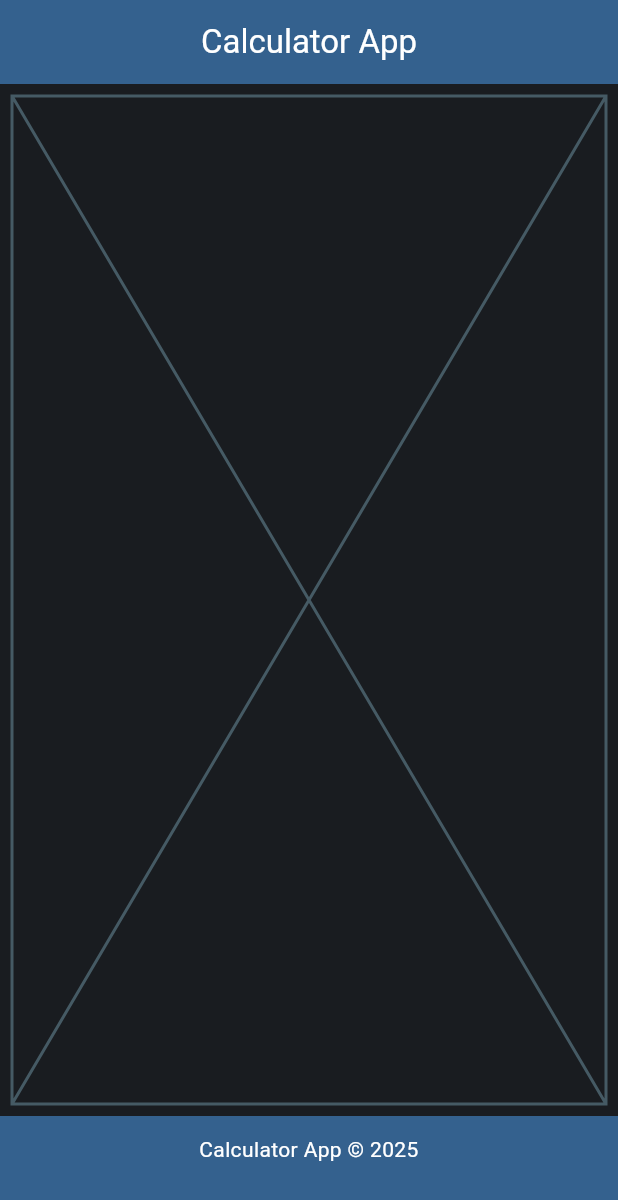
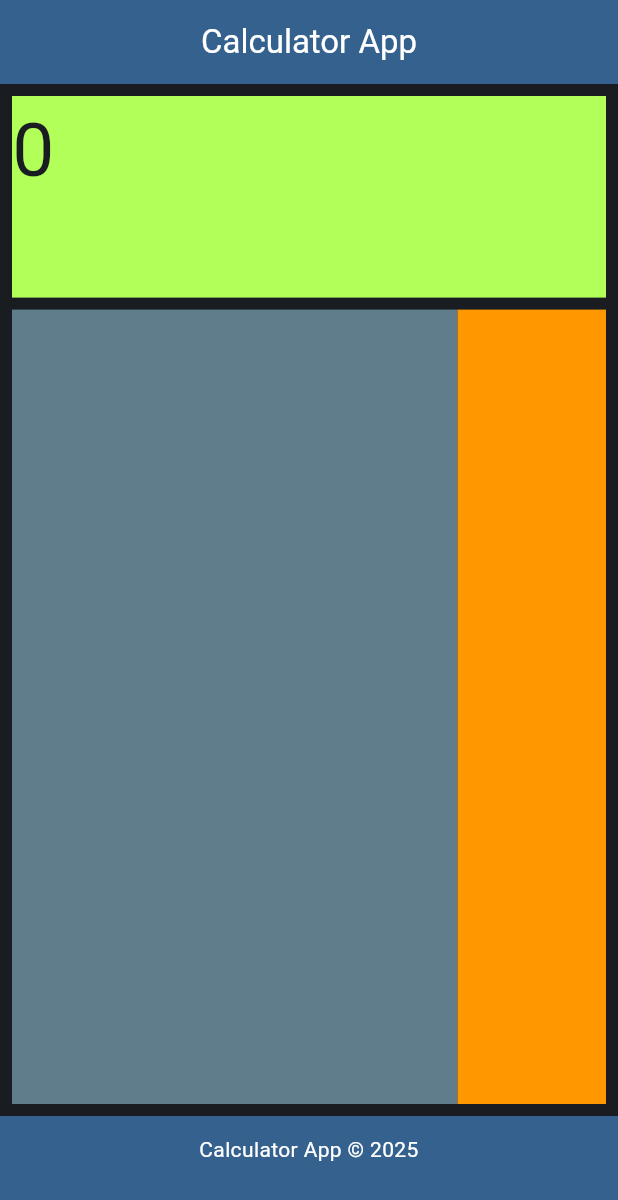
Before and after one commit to leobrowaldh/FlutterCalculator, a Flutter app: the screen it shows after launch, on a phone screen of 412 x 824 dp. Shown: the top 1200 px of the screen. Run offline on Flutter 3.47's test engine with Material 3 defaults, Android fonts, the phone set to English and light mode, and no system bars.

Commit message:
layout and design ready

```diff
--- a/calculator/lib/main.dart
+++ b/calculator/lib/main.dart
@@ -41,18 +41,16 @@ class MyHomePage extends StatelessWidget {
             final isMobile = constraints.maxWidth < 600; // breakpoint
 
             if (isMobile) {
-              // 📱 Mobile: full screen
               return Padding(
                 padding: const EdgeInsets.all(8.0),
                 child: SizedBox.expand(child: CalculatorWidget()),
               );
             } else {
-              // 💻 Desktop: centered with padding
               return Center(
                 child: ConstrainedBox(
                   constraints: const BoxConstraints(
-                    maxWidth: 400, // fixed width for calculator
-                    maxHeight: 600, // optional vertical limit
+                    maxWidth: 400,
+                    maxHeight: 600,
                   ),
                   child: CalculatorWidget(),
                 ),
--- /dev/null
+++ b/calculator/lib/widgets/big_buttons.dart
@@ -0,0 +1,10 @@
+import 'package:flutter/material.dart';
+
+class BigButtons extends StatelessWidget {
+  const BigButtons({super.key});
+
+  @override
+  Widget build(BuildContext context) {
+    return const ColoredBox(color: Colors.orange, child: SizedBox.expand());
+  }
+}
--- a/calculator/lib/widgets/calculator_widget.dart
+++ b/calculator/lib/widgets/calculator_widget.dart
@@ -1,3 +1,6 @@
+import 'package:calculator/widgets/big_buttons.dart';
+import 'package:calculator/widgets/display.dart';
+import 'package:calculator/widgets/main_keyboard.dart';
 import 'package:flutter/material.dart';
 
 class CalculatorWidget extends StatelessWidget {
@@ -5,6 +8,22 @@ class CalculatorWidget extends StatelessWidget {
 
   @override
   Widget build(BuildContext context) {
-    return const Placeholder();
+    return Column(
+      children: [
+        Expanded(flex: 1, child: Display()),
+        Expanded(
+          flex: 4,
+          child: Padding(
+            padding: const EdgeInsets.only(top: 8.0),
+            child: Row(
+              children: const [
+                Expanded(flex: 3, child: MainKeyboard()),
+                Expanded(flex: 1, child: BigButtons()),
+              ],
+            ),
+          ),
+        ),
+      ],
+    );
   }
 }
--- /dev/null
+++ b/calculator/lib/widgets/display.dart
@@ -0,0 +1,18 @@
+import 'package:flutter/material.dart';
+
+class Display extends StatefulWidget {
+  const Display({super.key});
+
+  @override
+  State<Display> createState() => _DisplayState();
+}
+
+class _DisplayState extends State<Display> {
+  @override
+  Widget build(BuildContext context) {
+    return const ColoredBox(
+      color: Colors.lightGreenAccent,
+      child: SizedBox.expand(child: Text('0', style: TextStyle(fontSize: 50))),
+    );
+  }
+}
--- /dev/null
+++ b/calculator/lib/widgets/main_keyboard.dart
@@ -0,0 +1,10 @@
+import 'package:flutter/material.dart';
+
+class MainKeyboard extends StatelessWidget {
+  const MainKeyboard({super.key});
+
+  @override
+  Widget build(BuildContext context) {
+    return const ColoredBox(color: Colors.blueGrey, child: SizedBox.expand());
+  }
+}
```
